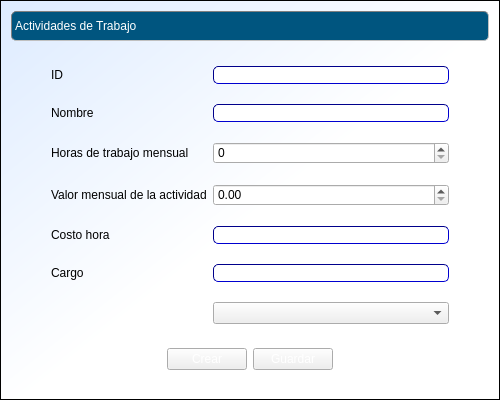
Qt form cosmec/formularioacttrabajo.ui (Exxu/cosmec-si) before a commit.
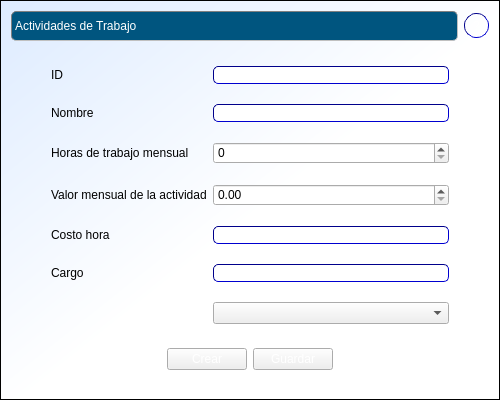
The same form after that commit.

Commit message: botones de ayuda. connects hasta cargos. ayuda maq completa

Patch:
```diff
--- a/cosmec/formularioacttrabajo.ui
+++ b/cosmec/formularioacttrabajo.ui
@@ -46,6 +46,11 @@
 font: 11pt &quot;Arial&quot;;
 background: transparent;
 }
+QPushButton#pushButton_3{ /*ayuda*/
+  border: 1px inset darkblue;
+  border-radius:12px;
+ font: bold 12pt &quot;Calibri&quot;;
+}
 .QPushButton {
 background: qlineargradient(
   x1:0, y1:0, x2:0, y2:1,
@@ -65,6 +70,8 @@
   </property>
   <layout class="QVBoxLayout" name="verticalLayout">
    <item>
+    <layout class="QHBoxLayout" name="horizontalLayout_3">
+     <item>
     <widget class="QLabel" name="label">
      <property name="minimumSize">
       <size>
@@ -76,6 +83,27 @@
       <string>Actividades de Trabajo</string>
      </property>
     </widget>
+     </item>
+     <item>
+      <widget class="QPushButton" name="pushButton_3">
+       <property name="minimumSize">
+        <size>
+         <width>25</width>
+         <height>25</height>
+        </size>
+       </property>
+       <property name="maximumSize">
+        <size>
+         <width>25</width>
+         <height>25</height>
+        </size>
+       </property>
+       <property name="text">
+        <string>?</string>
+       </property>
+      </widget>
+     </item>
+    </layout>
    </item>
    <item>
     <spacer name="verticalSpacer_3">
```
Lines whose indentation alone changed are shown as unchanged. The commit also changes 30 other files.
